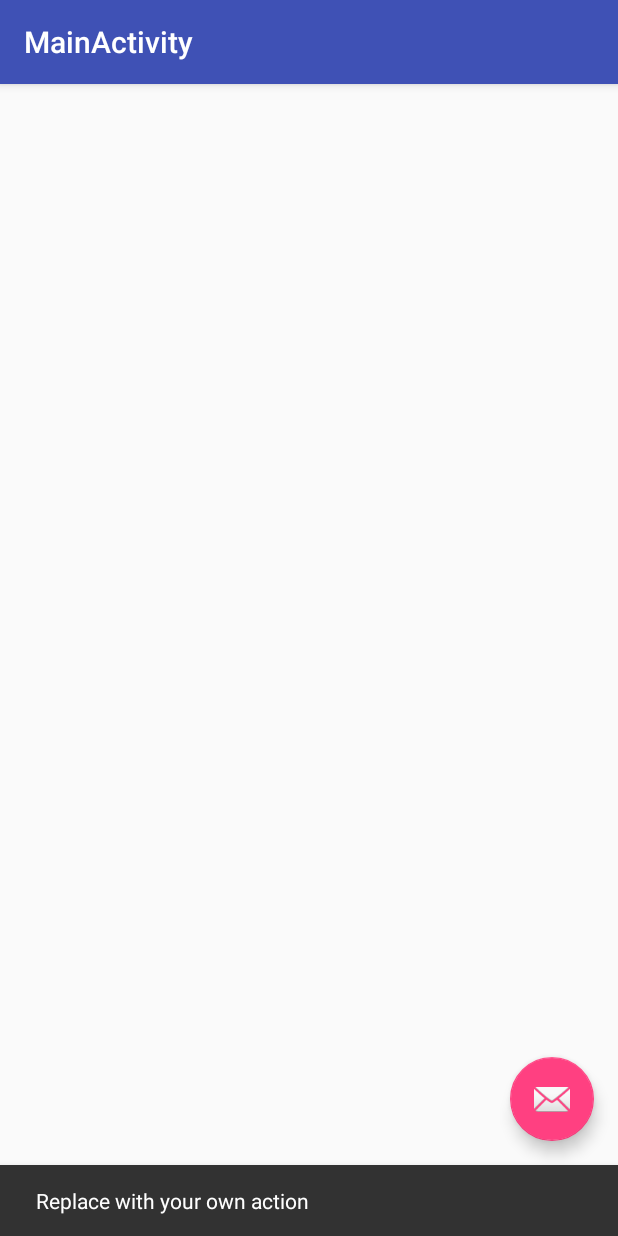
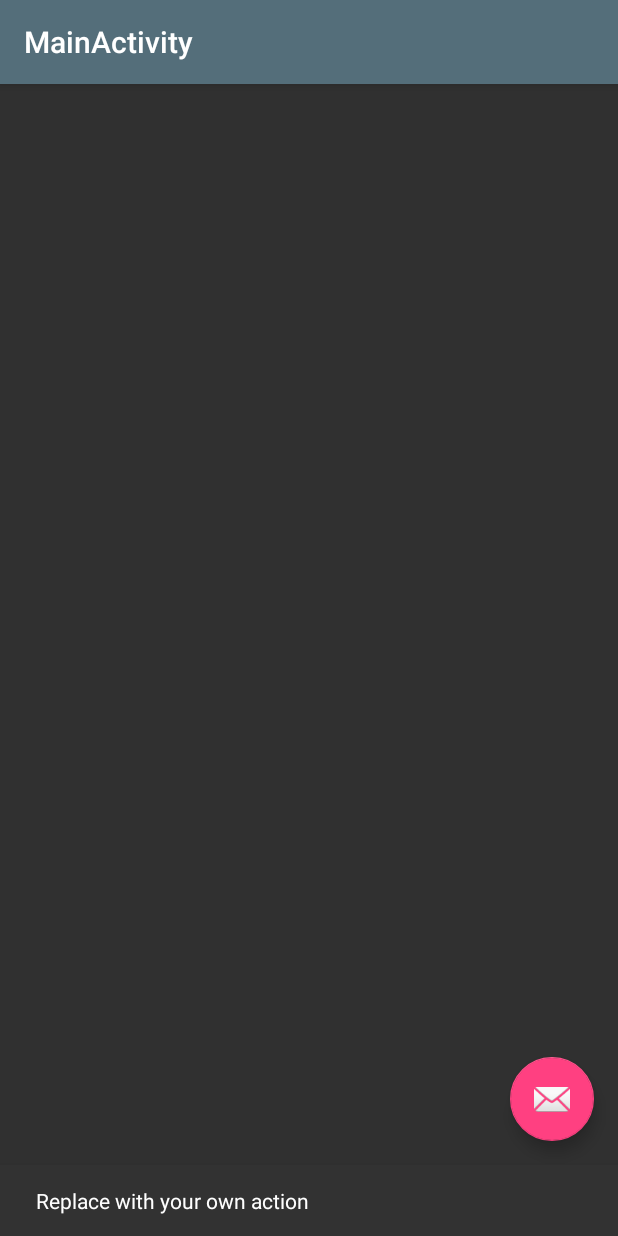
Before and after one commit to yjchang27/WeatherMan, an Android app: the MainActivity screen opened directly, with no data from a screen before it, after a tap on an icon or button, on a phone screen of 412 x 824 dp. Run offline under Robolectric (Android 15) with nearby library versions, the phone set to English and light mode, and no system bars.

Commit message:
changed the look and feel of theme

```diff
--- a/app/src/main/res/values/colors.xml
+++ b/app/src/main/res/values/colors.xml
@@ -1,6 +1,6 @@
 <?xml version="1.0" encoding="utf-8"?>
 <resources>
-    <color name="colorPrimary">#3F51B5</color>
-    <color name="colorPrimaryDark">#303F9F</color>
+    <color name="colorPrimary">#546E7A</color>
+    <color name="colorPrimaryDark">#37474F</color>
     <color name="colorAccent">#FF4081</color>
 </resources>
--- a/app/src/main/res/values/styles.xml
+++ b/app/src/main/res/values/styles.xml
@@ -1,7 +1,7 @@
 <resources>
 
     <!-- Base application theme. -->
-    <style name="AppTheme" parent="Theme.AppCompat.Light.DarkActionBar">
+    <style name="AppTheme" parent="Theme.AppCompat">
         <!-- Customize your theme here. -->
         <item name="colorPrimary">@color/colorPrimary</item>
         <item name="colorPrimaryDark">@color/colorPrimaryDark</item>
```
